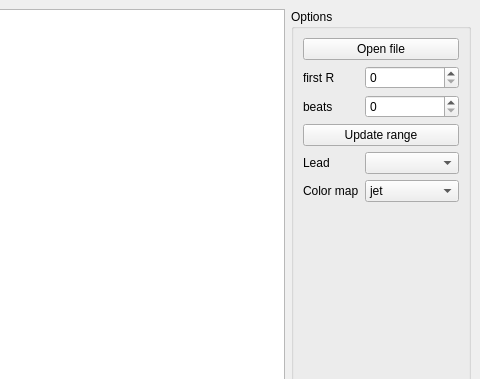
First picture: the form in mainwindow.ui, repository tomgrad/carpets, before the edit; both pictures show x 647 to 1127 and y 0 to 379 of the 1127 by 810 pixel window.
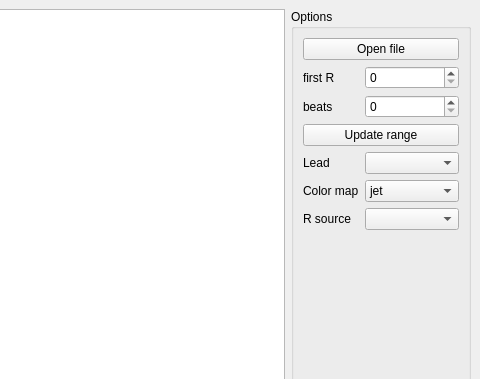
Second picture: the form after the edit. Custom widgets are drawn as their Qt base class.

Commit message: Add R source selection to UI and update signal range handling

Patch:
```diff
--- a/mainwindow.ui
+++ b/mainwindow.ui
@@ -129,6 +129,16 @@
              </property>
             </widget>
            </item>
+           <item row="6" column="1">
+            <widget class="QComboBox" name="rSourceLeadComboBox"/>
+           </item>
+           <item row="6" column="0">
+            <widget class="QLabel" name="label_5">
+             <property name="text">
+              <string>R source</string>
+             </property>
+            </widget>
+           </item>
           </layout>
          </item>
         </layout>
```
The commit also changes 4 other files.
